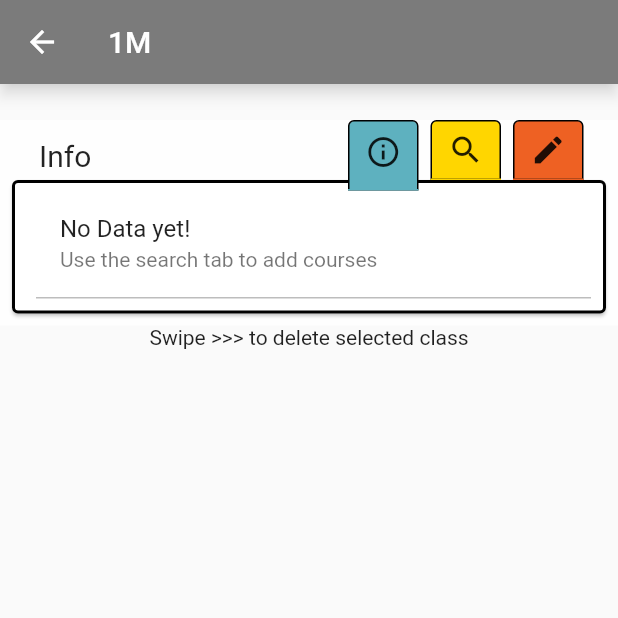
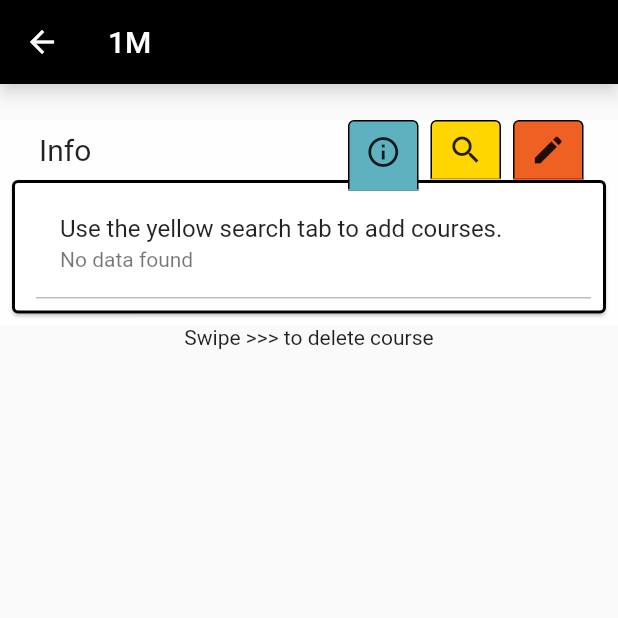
Before and after one commit to RRRGR/ICUApp, a Flutter app: the ChoosePageV2 screen opened directly, on a phone screen of 412 x 824 dp, the top half of it. Run offline on Flutter 3.47's test engine with Material 2 defaults, Android fonts, the phone set to English and light mode, and no system bars; drawn by our look-alikes of google_mobile_ads; our stand-ins replace cloud_firestore, firebase_auth, firebase_core, flutter_riverpod, google_sign_in, isar and 1 more; missing offline and left inert: flutter_cached_pdfview, flutter_inappwebview; accounts and stored records are empty; generated files the repository leaves out were written again; network calls fail.

Commit message:
tweak UI

```diff
--- a/lib/screen/choosepagev2.dart
+++ b/lib/screen/choosepagev2.dart
@@ -33,7 +33,7 @@ class ChoosePageStateV2 extends ConsumerState<ChoosePageV2> {
     Widget page(String state) {
       switch (state) {
         case 'Info':
-          return const Text('Swipe >>> to delete selected class');
+          return const Text('Swipe >>> to delete course');
         case 'Search':
           return const ShowList();
         case 'Edit':
@@ -58,6 +58,7 @@ class ChoosePageStateV2 extends ConsumerState<ChoosePageV2> {
       child: Scaffold(
         appBar: AppBar(
           title: Text(chosenTime),
+          backgroundColor: Colors.black,
           shadowColor: const Color.fromRGBO(254, 254, 254, 254),
         ),
         body: Column(
@@ -68,8 +69,8 @@ class ChoosePageStateV2 extends ConsumerState<ChoosePageV2> {
             ),
             const Menu(),
             Expanded(child: page(state)),
-            SizedBox(
-              //color: Colors.white,
+            Container(
+              color: Colors.white,
               height: 50.0,
               width: double.infinity,
               child: AdWidget(ad: myBanner),
--- a/lib/screen/settings.dart
+++ b/lib/screen/settings.dart
@@ -30,6 +30,7 @@ class SettingsState extends ConsumerState<Settings> {
     final remainHeight = ref.watch(remainHeightProvider);
     return Scaffold(
       appBar: AppBar(
+        backgroundColor: Colors.black,
         leading: IconButton(
           icon: const Icon(Icons.arrow_back_ios),
           onPressed: () => Navigator.of(context).pop(),
--- a/lib/screen/timetable.dart
+++ b/lib/screen/timetable.dart
@@ -52,6 +52,7 @@ class TimetableState extends ConsumerState<Timetable> {
       appBar: AppBar(
         key: globalKeyAppBar,
         centerTitle: false,
+        backgroundColor: Colors.black,
         elevation: 2,
         actions: [
           Expanded(
@@ -112,7 +113,7 @@ class YearButton extends ConsumerWidget {
           ),
           value: chosenYear,
           elevation: 3,
-          dropdownColor: Colors.grey,
+          dropdownColor: icu,
           items: yearList.map<DropdownMenuItem<String>>((String value) {
             return DropdownMenuItem<String>(
               value: value,
@@ -146,7 +147,7 @@ class SeasonButton extends ConsumerWidget {
             value: chosenSeason,
             elevation: 0,
             underline: const SizedBox(),
-            dropdownColor: Colors.grey,
+            dropdownColor: icu,
             items: seasonList.map<DropdownMenuItem<String>>((String value) {
               return DropdownMenuItem<String>(
                 value: value,
--- a/lib/widgets/choosepage/assignedclasstext.dart
+++ b/lib/widgets/choosepage/assignedclasstext.dart
@@ -26,7 +26,7 @@ class AssignedClassText extends ConsumerWidget {
   Widget build(BuildContext context, WidgetRef ref) {
     final chosenYear = ref.watch(chosenYearProvider);
     final chosenSeason = ref.watch(chosenSeasonProvider);
-
+    final fontSize = ref.watch(cellFontSizeProvider);
     final CourseInfo noneFoundData = CourseInfo()
       ..j = 'Tap here to reset'
       ..schedule = '';
@@ -57,7 +57,8 @@ class AssignedClassText extends ConsumerWidget {
                   shrinkWrap: true,
                   itemBuilder: (context, index) {
                     final item = selectedList[index];
-                    return (chosenData.no != '')
+                    return (chosenData.no != '' &&
+                            chosenData.j != 'Tap here to reset')
                         ? Dismissible(
                             key: UniqueKey(),
                             confirmDismiss: (direction) {
@@ -76,8 +77,9 @@ class AssignedClassText extends ConsumerWidget {
                             },
                             background:
                                 Container(color: const Color(0xFFD71A1A)),
-                            child: ListTile_txt_info(selectedList[index]))
-                        : ListTile_txt_info(noneFoundData);
+                            child:
+                                ListTileTxtInfo(selectedList[index], fontSize))
+                        : ListTileTxtInfo(noneFoundData, fontSize);
                   },
                 ),
               ),
--- a/lib/widgets/choosepage/menu.dart
+++ b/lib/widgets/choosepage/menu.dart
@@ -32,16 +32,12 @@ class MenuState extends ConsumerState<Menu> {
       color: const Color.fromRGBO(254, 254, 254, 254),
       child: Stack(
         children: [
-          Row(
-            children: [
-              Padding(
-                padding: const EdgeInsets.fromLTRB(26, 12, 70, 0),
-                child: Text(
-                  choosePageMode,
-                  style: const TextStyle(fontSize: 20),
-                ),
-              ),
-            ],
+          Padding(
+            padding: const EdgeInsets.fromLTRB(26, 8, 70, 20),
+            child: Text(
+              choosePageMode,
+              style: const TextStyle(fontSize: 20),
+            ),
           ),
           displayCard(choosePageMode),
           const MenuIcons()
--- a/lib/widgets/choosepage/showlist.dart
+++ b/lib/widgets/choosepage/showlist.dart
@@ -1,4 +1,3 @@
-import 'dart:developer';
 import 'package:flutter/material.dart';
 import 'dart:async' show Future;
 import 'package:flutter_riverpod/flutter_riverpod.dart';
@@ -26,7 +25,6 @@ class ShowList extends ConsumerWidget {
     List resultList = [];
     for (int i = 0; i < rawList.length; i++) {
       String combinedStr = "";
-      log("message");
       rawList[i].toMap().values.forEach((v) {
         combinedStr += v.toString().toLowerCase();
       });
@@ -73,6 +71,7 @@ class ShowList extends ConsumerWidget {
     final inputState = ref.watch(searchBoolProvider);
     final inputString = ref.watch(inputStringProvider);
     final pageMode = ref.watch(choosePageModeProvider);
+    final fontSize = ref.watch(cellFontSizeProvider);
     void addAndPop(int courseId, int year, String season, WidgetRef ref,
         BuildContext context) async {
       await IsarService().addCourseToTT(courseId, year, season, ref);
@@ -100,7 +99,7 @@ class ShowList extends ConsumerWidget {
           ),
         ),
         child: Scrollbar(
-          child: ListTile_txt_info(classInfo),
+          child: ListTileTxtInfo(classInfo, fontSize),
         ),
       ),
     );
@@ -139,10 +138,11 @@ class ResetTimeButton extends ConsumerWidget {
   }
 }
 
-class ListTile_txt_info extends StatelessWidget {
+class ListTileTxtInfo extends StatelessWidget {
   final CourseInfo classInfo;
-
-  const ListTile_txt_info(this.classInfo, {Key? key}) : super(key: key);
+  final String fontSize;
+  const ListTileTxtInfo(this.classInfo, this.fontSize, {Key? key})
+      : super(key: key);
   @override
   Widget build(BuildContext context) {
     String? courseNo = classInfo.no;
@@ -153,8 +153,8 @@ class ListTile_txt_info extends StatelessWidget {
     bool? deleted = classInfo.deleted;
     if (className == 'Tap here to reset') {
       return const ListTile(
-        title: Text('No Data yet!'),
-        subtitle: Text('Use the search tab to add courses'),
+        title: Text('Use the yellow search tab to add courses.'),
+        subtitle: Text('No data found'),
       );
     } else {
       return ListTile(
@@ -163,27 +163,38 @@ class ListTile_txt_info extends StatelessWidget {
             : Text(
                 '$courseNo: ${className!}',
                 style: deleted == true
-                    ? const TextStyle(
+                    ? TextStyle(
+                        fontSize: 16 - (12 - double.parse(fontSize)),
                         color: Colors.black,
                         decoration: TextDecoration.lineThrough)
-                    : const TextStyle(color: Colors.black),
+                    : TextStyle(
+                        color: Colors.black,
+                        fontSize: 16 - (12 - double.parse(fontSize)),
+                      ),
               ),
         subtitle: instructor != null
             ? Text(
                 '$classNameE\n$schedule\n$instructor',
                 style: deleted == true
-                    ? const TextStyle(
+                    ? TextStyle(
+                        fontSize: 13 - (12 - double.parse(fontSize)),
                         color: Colors.black54,
                         decoration: TextDecoration.lineThrough)
-                    : const TextStyle(color: Colors.black54),
+                    : TextStyle(
+                        color: Colors.black54,
+                        fontSize: 13 - (12 - double.parse(fontSize))),
               )
             : Text(
                 schedule!,
                 style: deleted == true
-                    ? const TextStyle(
+                    ? TextStyle(
+                        fontSize: 15 - (12 - double.parse(fontSize)),
                         color: Colors.black54,
                         decoration: TextDecoration.lineThrough)
-                    : const TextStyle(color: Colors.black54),
+                    : TextStyle(
+                        color: Colors.black54,
+                        fontSize: 15 - (12 - double.parse(fontSize)),
+                      ),
               ),
         trailing: GestureDetector(
           onTap: () {
--- a/lib/widgets/timetable/showday.dart
+++ b/lib/widgets/timetable/showday.dart
@@ -10,7 +10,7 @@ class ShowDay extends ConsumerWidget {
   Widget build(BuildContext context, WidgetRef ref) {
     final eighthClass = ref.watch(eighthClassProvider);
     final remainHeight = ref.watch(remainHeightProvider);
-    return Container(
+    return SizedBox(
       height: (eighthClass == true) ? remainHeight / 18 : remainHeight / 16,
       child: Align(
         alignment: Alignment.center,
```
Also changed, not shown: lib/widgets/timetable/cell.dart (+15 -15 lines), lib/widgets/timetable/showtime.dart (+12 -8 lines), lib/widgets/timetable/tables.dart (+6 -6 lines).
